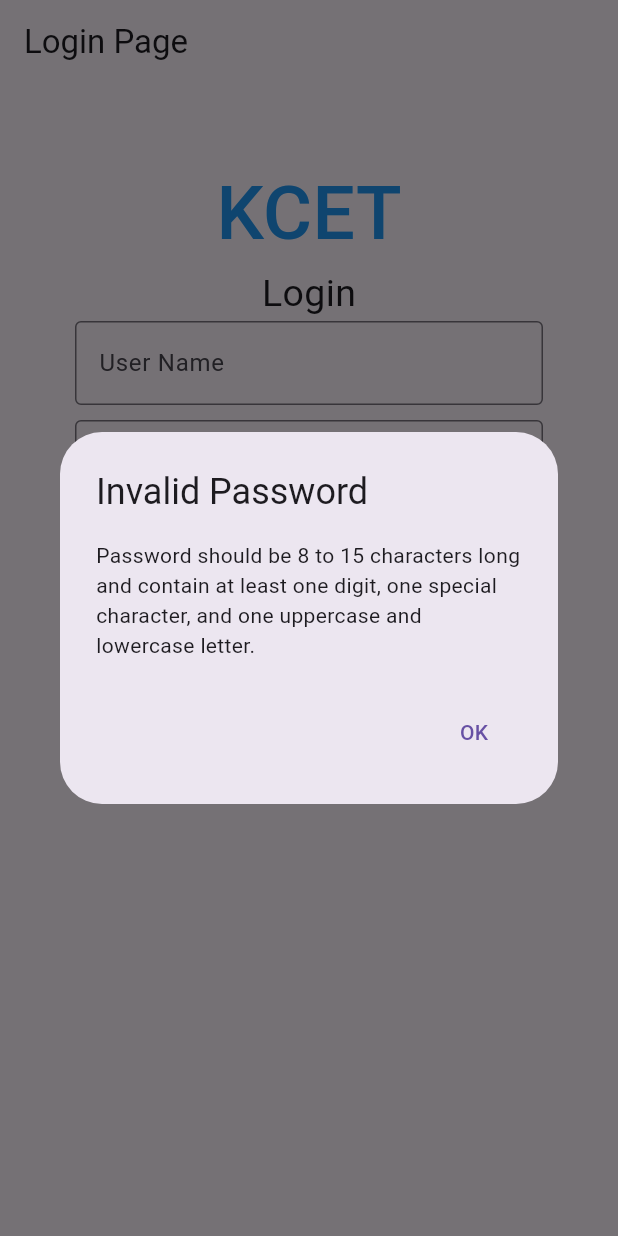
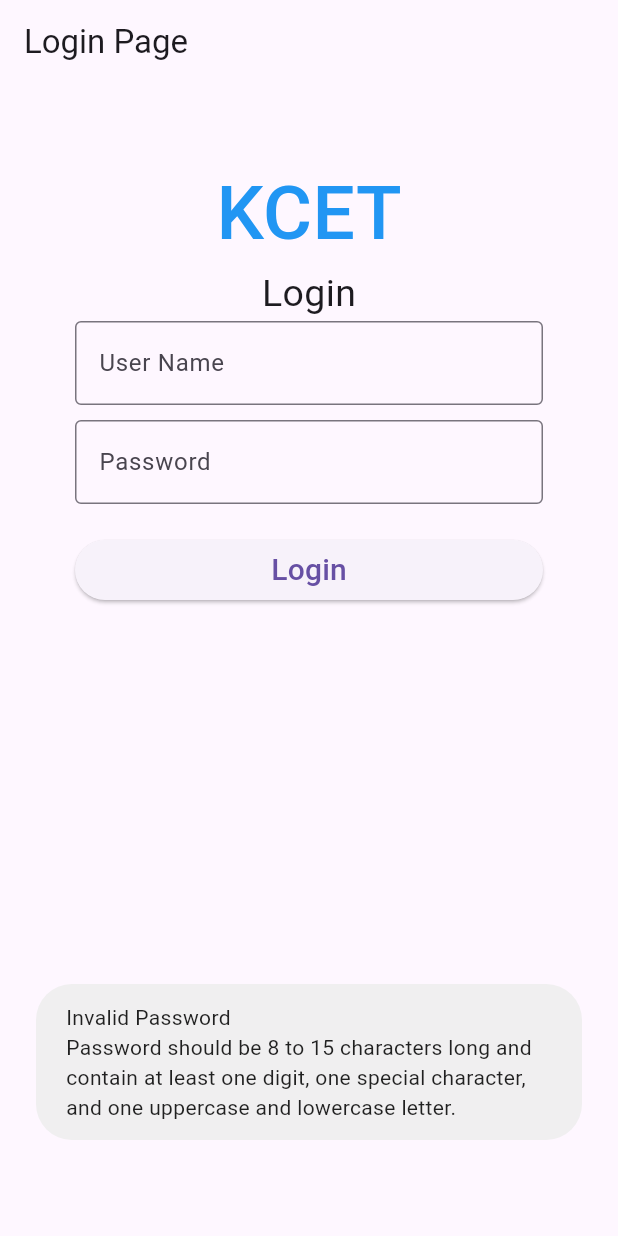
Before and after one commit to Arun5123/loginpage_toast_flutter, a Flutter app: the screen it shows after launch, after a tap on "Login", on a phone screen of 412 x 824 dp. Run offline on Flutter 3.47's test engine with Material 3 defaults, Android fonts, the phone set to English and light mode, and no system bars; our stand-ins replace fluttertoast.

Commit message:
initial commit

```diff
--- a/lib/main.dart
+++ b/lib/main.dart
@@ -1,4 +1,5 @@
 import 'package:flutter/material.dart';
+import 'package:fluttertoast/fluttertoast.dart';
 void main() => runApp(const MyApp());
 class MyApp extends StatelessWidget {
   const MyApp({Key? key}) : super(key: key);
@@ -72,39 +73,25 @@ class _MyStatefulWidgetState extends State<MyStatefulWidget> {
       ),
     );
   }
+  void _showToast(String message) {
+    Fluttertoast.showToast(
+      msg: message,
+      timeInSecForIosWeb: 3,
+    );
+  }
   void _handleLogin() {
     String password = passwordController.text;
     if (validatePassword(password)) {
-      _showDialog('Login Successful', 'Welcome! You have successfully logged in.');
+      _showToast('Login Successful\nWelcome! You have successfully logged in.');
     } else {
-      _showDialog(
-        'Invalid Password',
-        'Password should be 8 to 15 characters long and contain at least one digit, one special character, and one uppercase and lowercase letter.',
+      _showToast(
+        'Invalid Password\nPassword should be 8 to 15 characters long and contain at least one digit, one special character, and one uppercase and lowercase letter.',
       );
     }
   }
-
   bool validatePassword(String password) {
     RegExp passwordRegExp = RegExp(
         r'^(?=.*?[A-Z])(?=.*?[a-z])(?=.*?[0-9])(?=.*?[!@#$%^&*()_+]).{8,15}$');
     return passwordRegExp.hasMatch(password);
   }
-
-  void _showDialog(String title, String content) {
-    showDialog(
-      context: context,
-      builder: (context) => AlertDialog(
-        title: Text(title),
-        content: Text(content),
-        actions: <Widget>[
-          TextButton(
-            onPressed: () {
-              Navigator.of(context).pop();
-            },
-            child: const Text('OK'),
-          ),
-        ],
-      ),
-    );
-  }
 }
--- a/pubspec.yaml
+++ b/pubspec.yaml
@@ -30,6 +30,7 @@ environment:
 dependencies:
   flutter:
     sdk: flutter
+  fluttertoast: ^8.0.8
 
 
   # The following adds the Cupertino Icons font to your application.
```
Also changed, not shown: pubspec.lock.
